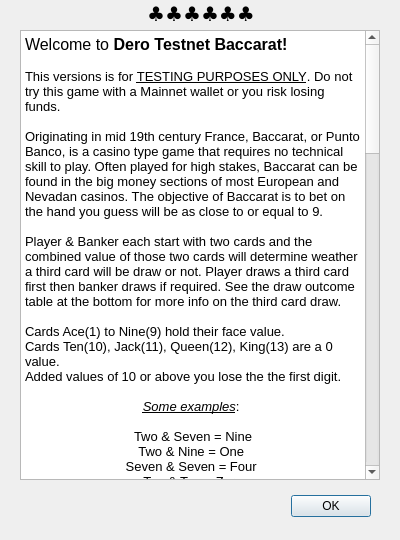
Before: the Qt Designer form Testnet-Baccarat/helpmenu.ui in SixofClubsss/Dero-Baccarat, drawn with Qt 5.
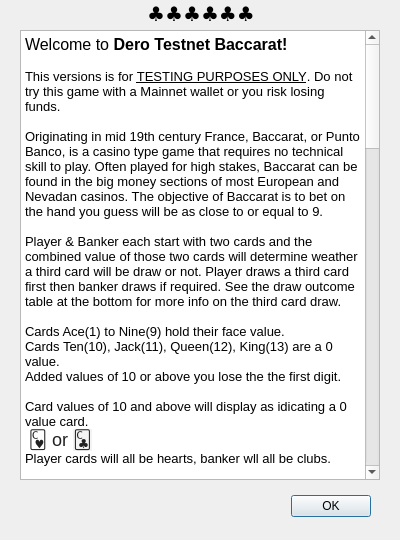
After: the same form once the commit is applied.

The edit to the form file:
```diff
--- a/Testnet-Baccarat/helpmenu.ui
+++ b/Testnet-Baccarat/helpmenu.ui
@@ -55,6 +55,11 @@
 &lt;p style=&quot; margin-top:0px; margin-bottom:0px; margin-left:0px; margin-right:0px; -qt-block-indent:0; text-indent:0px;&quot;&gt;&lt;span style=&quot; background-color:transparent;&quot;&gt;Cards Ten(10), Jack(11), Queen(12), King(13) are a 0 value.&lt;/span&gt;&lt;/p&gt;
 &lt;p style=&quot; margin-top:0px; margin-bottom:0px; margin-left:0px; margin-right:0px; -qt-block-indent:0; text-indent:0px;&quot;&gt;&lt;span style=&quot; background-color:transparent;&quot;&gt;Added values of 10 or above you lose the the first digit.&lt;/span&gt;&lt;/p&gt;
 &lt;p style=&quot;-qt-paragraph-type:empty; margin-top:0px; margin-bottom:0px; margin-left:0px; margin-right:0px; -qt-block-indent:0; text-indent:0px;&quot;&gt;&lt;br /&gt;&lt;/p&gt;
+&lt;p style=&quot; margin-top:0px; margin-bottom:0px; margin-left:0px; margin-right:0px; -qt-block-indent:0; text-indent:0px;&quot;&gt;&lt;span style=&quot; background-color:transparent;&quot;&gt;Card values of 10 and above will display as idicating a 0 value card.&lt;/span&gt;&lt;/p&gt;
+&lt;p style=&quot; margin-top:0px; margin-bottom:0px; margin-left:0px; margin-right:0px; -qt-block-indent:0; text-indent:0px;&quot;&gt;&lt;span style=&quot; background-color:transparent;&quot;&gt; &lt;/span&gt;&lt;span style=&quot; font-family:'source_sans_proregular,helvetica neue,Arial,Helvetica,Geneva,sans-serif'; font-size:18px; color:#222222; background-color:#ffffff;&quot;&gt;🂼 or &lt;/span&gt;&lt;span style=&quot; font-family:'source_sans_proregular,helvetica neue,Arial,Helvetica,Geneva,sans-serif'; font-size:18px; color:#222222; background-color:#f3f3f3;&quot;&gt;🃜&lt;/span&gt;&lt;/p&gt;
+&lt;p style=&quot; margin-top:0px; margin-bottom:0px; margin-left:0px; margin-right:0px; -qt-block-indent:0; text-indent:0px;&quot;&gt;Player cards will all be hearts, banker wll all be clubs.&lt;/p&gt;
+&lt;p style=&quot;-qt-paragraph-type:empty; margin-top:0px; margin-bottom:0px; margin-left:0px; margin-right:0px; -qt-block-indent:0; text-indent:0px;&quot;&gt;&lt;br /&gt;&lt;/p&gt;
+&lt;p style=&quot;-qt-paragraph-type:empty; margin-top:0px; margin-bottom:0px; margin-left:0px; margin-right:0px; -qt-block-indent:0; text-indent:0px;&quot;&gt;&lt;br /&gt;&lt;/p&gt;
 &lt;p align=&quot;center&quot; style=&quot; margin-top:0px; margin-bottom:0px; margin-left:0px; margin-right:0px; -qt-block-indent:0; text-indent:0px;&quot;&gt;&lt;span style=&quot; font-style:italic; text-decoration: underline; background-color:transparent;&quot;&gt;Some examples&lt;/span&gt;&lt;span style=&quot; background-color:transparent;&quot;&gt;: &lt;/span&gt;&lt;/p&gt;
 &lt;p align=&quot;center&quot; style=&quot;-qt-paragraph-type:empty; margin-top:0px; margin-bottom:0px; margin-left:0px; margin-right:0px; -qt-block-indent:0; text-indent:0px;&quot;&gt;&lt;br /&gt;&lt;/p&gt;
 &lt;p align=&quot;center&quot; style=&quot; margin-top:0px; margin-bottom:0px; margin-left:0px; margin-right:0px; -qt-block-indent:0; text-indent:0px;&quot;&gt;&lt;span style=&quot; background-color:transparent;&quot;&gt;Two &amp;amp; Seven = Nine&lt;/span&gt;&lt;/p&gt;
@@ -62,7 +67,8 @@
 &lt;p align=&quot;center&quot; style=&quot; margin-top:0px; margin-bottom:0px; margin-left:0px; margin-right:0px; -qt-block-indent:0; text-indent:0px;&quot;&gt;&lt;span style=&quot; background-color:transparent;&quot;&gt;Seven &amp;amp; Seven = Four &lt;/span&gt;&lt;/p&gt;
 &lt;p align=&quot;center&quot; style=&quot; margin-top:0px; margin-bottom:0px; margin-left:0px; margin-right:0px; -qt-block-indent:0; text-indent:0px;&quot;&gt;&lt;span style=&quot; background-color:transparent;&quot;&gt;Ten &amp;amp; Ten = Zero&lt;/span&gt;&lt;/p&gt;
 &lt;p align=&quot;center&quot; style=&quot; margin-top:0px; margin-bottom:0px; margin-left:0px; margin-right:0px; -qt-block-indent:0; text-indent:0px;&quot;&gt;&lt;span style=&quot; background-color:transparent;&quot;&gt;Ten &amp;amp; King &amp;amp; 4 = Four&lt;/span&gt;&lt;/p&gt;
-&lt;p style=&quot;-qt-paragraph-type:empty; margin-top:0px; margin-bottom:0px; margin-left:0px; margin-right:0px; -qt-block-indent:0; text-indent:0px;&quot;&gt;&lt;br /&gt;&lt;/p&gt;
+&lt;p align=&quot;center&quot; style=&quot;-qt-paragraph-type:empty; margin-top:0px; margin-bottom:0px; margin-left:0px; margin-right:0px; -qt-block-indent:0; text-indent:0px;&quot;&gt;&lt;br /&gt;&lt;/p&gt;
+&lt;p align=&quot;center&quot; style=&quot; margin-top:0px; margin-bottom:0px; margin-left:0px; margin-right:0px; -qt-block-indent:0; text-indent:0px;&quot;&gt;		&lt;/p&gt;
 &lt;p style=&quot; margin-top:0px; margin-bottom:0px; margin-left:0px; margin-right:0px; -qt-block-indent:0; text-indent:0px;&quot;&gt;&lt;span style=&quot; font-size:12pt; text-decoration: underline; background-color:transparent;&quot;&gt;How to Play&lt;/span&gt;&lt;span style=&quot; font-size:12pt; background-color:transparent;&quot;&gt;:&lt;/span&gt;&lt;/p&gt;
 &lt;p style=&quot; margin-top:0px; margin-bottom:0px; margin-left:0px; margin-right:0px; -qt-block-indent:0; text-indent:0px;&quot;&gt;&lt;span style=&quot; background-color:transparent;&quot;&gt;Enter your daemon &amp;amp; wallet rpc address in the box provided and click connect. If you have a rpc user:pass you can enter it in the boxes provided if not leave blank. Click connect for daemon &amp;amp; wallet, if connection is successful you will see the connected &lt;/span&gt;&lt;span style=&quot; font-weight:600; background-color:transparent;&quot;&gt;box checked&lt;/span&gt;&lt;span style=&quot; background-color:transparent;&quot;&gt;. If the connected box is &lt;/span&gt;&lt;span style=&quot; font-style:italic; background-color:transparent;&quot;&gt;not checked&lt;/span&gt;&lt;span style=&quot; background-color:transparent;&quot;&gt; you are not connected and will not be able play.&lt;/span&gt;&lt;/p&gt;
 &lt;p style=&quot;-qt-paragraph-type:empty; margin-top:0px; margin-bottom:0px; margin-left:0px; margin-right:0px; -qt-block-indent:0; text-indent:0px;&quot;&gt;&lt;br /&gt;&lt;/p&gt;
@@ -71,7 +77,7 @@
 &lt;p style=&quot;-qt-paragraph-type:empty; margin-top:0px; margin-bottom:0px; margin-left:0px; margin-right:0px; -qt-block-indent:0; text-indent:0px;&quot;&gt;&lt;br /&gt;&lt;/p&gt;
 &lt;p style=&quot; margin-top:0px; margin-bottom:0px; margin-left:0px; margin-right:0px; -qt-block-indent:0; text-indent:0px;&quot;&gt;&lt;span style=&quot; background-color:transparent;&quot;&gt;To place a bet click on player or banker or tie. One bet per hand currently (ei. no betting on player + tie in one single hand). A confirmation box will pop up to confirm your selected bet. If the displayed bet is correct, click Yes. You will then receive a Hand TXID. You have now placed a bet! &lt;/span&gt;&lt;/p&gt;
 &lt;p style=&quot;-qt-paragraph-type:empty; margin-top:0px; margin-bottom:0px; margin-left:0px; margin-right:0px; -qt-block-indent:0; text-indent:0px;&quot;&gt;&lt;br /&gt;&lt;/p&gt;
-&lt;p style=&quot; margin-top:0px; margin-bottom:0px; margin-left:0px; margin-right:0px; -qt-block-indent:0; text-indent:0px;&quot;&gt;&lt;span style=&quot; background-color:transparent;&quot;&gt;Currently there are a couple ways to confirm your hand result. You can the view latest hand result on the explorer by looking at the contract. The SC info and hand hand values will also pop up on your terminal after each hand is played so you are to cross reference there as well.&lt;/span&gt;&lt;/p&gt;
+&lt;p style=&quot; margin-top:0px; margin-bottom:0px; margin-left:0px; margin-right:0px; -qt-block-indent:0; text-indent:0px;&quot;&gt;&lt;span style=&quot; background-color:transparent;&quot;&gt;Your hand result should pop on screen 30 seconds after you've placed a bet. If you would like to confirm the app displayed the correct hand result for the hand you just bet on there are a couple ways to do so. Using your Hand TXID, you can the view latest hand result on the explorer by looking at the contract. The SC info and hand hand values will also pop up on your terminal after each hand is played so you are to cross reference there as well.&lt;/span&gt;&lt;/p&gt;
 &lt;p style=&quot;-qt-paragraph-type:empty; margin-top:0px; margin-bottom:0px; margin-left:0px; margin-right:0px; -qt-block-indent:0; text-indent:0px;&quot;&gt;&lt;br /&gt;&lt;/p&gt;
 &lt;p style=&quot; margin-top:0px; margin-bottom:0px; margin-left:0px; margin-right:0px; -qt-block-indent:0; text-indent:0px;&quot;&gt;&lt;span style=&quot; font-size:12pt; text-decoration: underline; background-color:transparent;&quot;&gt;Draw&lt;/span&gt;&lt;span style=&quot; font-size:12pt; background-color:transparent;&quot;&gt;:&lt;/span&gt;&lt;/p&gt;
 &lt;p style=&quot; margin-top:0px; margin-bottom:0px; margin-left:0px; margin-right:0px; -qt-block-indent:0; text-indent:0px;&quot;&gt;&lt;span style=&quot; background-color:transparent;&quot;&gt;Player &amp;amp; banker both start the game with two cards. If player or banker has a natural 8 or 9 (ei. two card total of 8 or 9, Four + Five = Nine) there will be &lt;/span&gt;&lt;span style=&quot; font-weight:600; background-color:transparent;&quot;&gt;NO DRAW&lt;/span&gt;&lt;span style=&quot; background-color:transparent;&quot;&gt; for either player or banker. Player draws first card and will &lt;/span&gt;&lt;span style=&quot; font-weight:600; background-color:transparent;&quot;&gt;only&lt;/span&gt;&lt;span style=&quot; background-color:transparent;&quot;&gt; draw on a total of 5 or less. Player will stand on two card total of 6 or above.&lt;/span&gt;&lt;/p&gt;
@@ -158,7 +164,11 @@
 &lt;p style=&quot;-qt-paragraph-type:empty; margin-top:0px; margin-bottom:0px; margin-left:0px; margin-right:0px; -qt-block-indent:0; text-indent:0px;&quot;&gt;&lt;br /&gt;&lt;/p&gt;
 &lt;p style=&quot; margin-top:0px; margin-bottom:0px; margin-left:0px; margin-right:0px; -qt-block-indent:0; text-indent:0px;&quot;&gt;♣Made by SixofClubs♣&lt;/p&gt;
 &lt;p style=&quot;-qt-paragraph-type:empty; margin-top:0px; margin-bottom:0px; margin-left:0px; margin-right:0px; -qt-block-indent:0; text-indent:0px;&quot;&gt;&lt;br /&gt;&lt;/p&gt;
-&lt;p style=&quot; margin-top:0px; margin-bottom:0px; margin-left:0px; margin-right:0px; -qt-block-indent:0; text-indent:0px;&quot;&gt;Github repo: &lt;a href=&quot;https://github.com/SixofClubsss/Dero-Testnet-Baccarat&quot;&gt;&lt;span style=&quot; text-decoration: underline; color:#007af4;&quot;&gt;https://github.com/SixofClubsss/Dero-Testnet-Baccarat&lt;/span&gt;&lt;/a&gt;&lt;/p&gt;&lt;/body&gt;&lt;/html&gt;</string>
+&lt;p style=&quot; margin-top:0px; margin-bottom:0px; margin-left:0px; margin-right:0px; -qt-block-indent:0; text-indent:0px;&quot;&gt;Github repo: &lt;a href=&quot;https://github.com/SixofClubsss/Dero-Testnet-Baccarat&quot;&gt;&lt;span style=&quot; text-decoration: underline; color:#007af4;&quot;&gt;https://github.com/SixofClubsss/Dero-Testnet-Baccarat&lt;/span&gt;&lt;/a&gt;&lt;/p&gt;
+&lt;p style=&quot;-qt-paragraph-type:empty; margin-top:0px; margin-bottom:0px; margin-left:0px; margin-right:0px; -qt-block-indent:0; text-indent:0px; text-decoration: underline; color:#007af4;&quot;&gt;&lt;br /&gt;&lt;/p&gt;
+&lt;p style=&quot; margin-top:0px; margin-bottom:0px; margin-left:0px; margin-right:0px; -qt-block-indent:0; text-indent:0px;&quot;&gt;Donations are graciously accepted.&lt;/p&gt;
+&lt;p style=&quot;-qt-paragraph-type:empty; margin-top:0px; margin-bottom:0px; margin-left:0px; margin-right:0px; -qt-block-indent:0; text-indent:0px;&quot;&gt;&lt;br /&gt;&lt;/p&gt;
+&lt;p style=&quot; margin-top:0px; margin-bottom:0px; margin-left:0px; margin-right:0px; -qt-block-indent:0; text-indent:0px;&quot;&gt;&lt;span style=&quot; font-style:italic;&quot;&gt;Dero address&lt;/span&gt;: &lt;span style=&quot; font-family:'-apple-system,BlinkMacSystemFont,Segoe UI,Helvetica,Arial,sans-serif,Apple Color Emoji,Segoe UI Emoji'; font-size:16px; color:#c9d1d9; background-color:#0d1117;&quot;&gt;dero1qyr8yjnu6cl2c5yqkls0hmxe6rry77kn24nmc5fje6hm9jltyvdd5qq4hn5pn&lt;/span&gt;&lt;/p&gt;&lt;/body&gt;&lt;/html&gt;</string>
    </property>
    <property name="openExternalLinks">
     <bool>true</bool>
```
